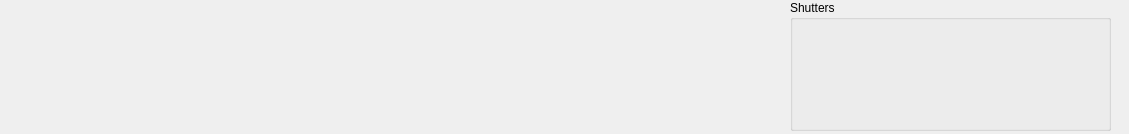
Before: the Qt Designer form isstools/ui/ui_beamline_status.ui in NSLS-II-ISS/isstools, drawn with Qt 5.
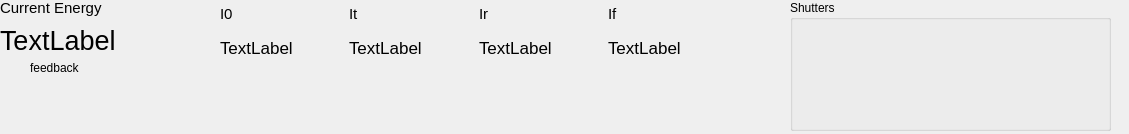
After: the same form once the commit is applied.

Commit message: Add energy and detector readout to XLive

Diff of the .ui file:
```diff
--- a/isstools/ui/ui_beamline_status.ui
+++ b/isstools/ui/ui_beamline_status.ui
@@ -65,6 +65,183 @@
     </item>
    </layout>
   </widget>
+  <widget class="QLabel" name="label">
+   <property name="geometry">
+    <rect>
+     <x>0</x>
+     <y>0</y>
+     <width>131</width>
+     <height>16</height>
+    </rect>
+   </property>
+   <property name="font">
+    <font>
+     <pointsize>11</pointsize>
+    </font>
+   </property>
+   <property name="text">
+    <string>Current Energy</string>
+   </property>
+  </widget>
+  <widget class="QLabel" name="label_current_energy">
+   <property name="geometry">
+    <rect>
+     <x>0</x>
+     <y>20</y>
+     <width>221</width>
+     <height>41</height>
+    </rect>
+   </property>
+   <property name="font">
+    <font>
+     <pointsize>20</pointsize>
+    </font>
+   </property>
+   <property name="text">
+    <string>TextLabel</string>
+   </property>
+  </widget>
+  <widget class="QLabel" name="label_hhm_feedback_indicator">
+   <property name="geometry">
+    <rect>
+     <x>0</x>
+     <y>60</y>
+     <width>21</width>
+     <height>21</height>
+    </rect>
+   </property>
+   <property name="text">
+    <string/>
+   </property>
+  </widget>
+  <widget class="QLabel" name="label_2">
+   <property name="geometry">
+    <rect>
+     <x>30</x>
+     <y>60</y>
+     <width>111</width>
+     <height>16</height>
+    </rect>
+   </property>
+   <property name="text">
+    <string>feedback</string>
+   </property>
+  </widget>
+  <widget class="QWidget" name="gridLayoutWidget">
+   <property name="geometry">
+    <rect>
+     <x>220</x>
+     <y>0</y>
+     <width>511</width>
+     <height>61</height>
+    </rect>
+   </property>
+   <layout class="QGridLayout" name="gridLayout">
+    <item row="0" column="0">
+     <widget class="QLabel" name="label_i0">
+      <property name="font">
+       <font>
+        <pointsize>11</pointsize>
+       </font>
+      </property>
+      <property name="text">
+       <string>I0</string>
+      </property>
+     </widget>
+    </item>
+    <item row="0" column="1">
+     <widget class="QLabel" name="label_it">
+      <property name="font">
+       <font>
+        <pointsize>11</pointsize>
+       </font>
+      </property>
+      <property name="text">
+       <string>It</string>
+      </property>
+     </widget>
+    </item>
+    <item row="0" column="3">
+     <widget class="QLabel" name="label_if">
+      <property name="font">
+       <font>
+        <pointsize>11</pointsize>
+       </font>
+      </property>
+      <property name="text">
+       <string>If</string>
+      </property>
+     </widget>
+    </item>
+    <item row="0" column="2">
+     <widget class="QLabel" name="label_ir">
+      <property name="font">
+       <font>
+        <pointsize>11</pointsize>
+       </font>
+      </property>
+      <property name="text">
+       <string>Ir</string>
+      </property>
+     </widget>
+    </item>
+    <item row="1" column="0">
+     <widget class="QLabel" name="label_i0_current">
+      <property name="font">
+       <font>
+        <pointsize>13</pointsize>
+       </font>
+      </property>
+      <property name="text">
+       <string>TextLabel</string>
+      </property>
+     </widget>
+    </item>
+    <item row="1" column="1">
+     <widget class="QLabel" name="label_it_current">
+      <property name="font">
+       <font>
+        <pointsize>13</pointsize>
+       </font>
+      </property>
+      <property name="text">
+       <string>TextLabel</string>
+      </property>
+     </widget>
+    </item>
+    <item row="1" column="2">
+     <widget class="QLabel" name="label_ir_current">
+      <property name="font">
+       <font>
+        <pointsize>13</pointsize>
+       </font>
+      </property>
+      <property name="text">
+       <string>TextLabel</string>
+      </property>
+     </widget>
+    </item>
+    <item row="1" column="3">
+     <widget class="QLabel" name="label_if_current">
+      <property name="font">
+       <font>
+        <pointsize>13</pointsize>
+       </font>
+      </property>
+      <property name="text">
+       <string>TextLabel</string>
+      </property>
+     </widget>
+    </item>
+   </layout>
+  </widget>
+  <zorder>groupBox_shutters</zorder>
+  <zorder>label</zorder>
+  <zorder>label_current_energy</zorder>
+  <zorder>label_hhm_feedback_indicator</zorder>
+  <zorder>label_2</zorder>
+  <zorder>gridLayoutWidget</zorder>
+  <zorder>label_i0</zorder>
  </widget>
  <resources/>
  <connections/>
```
The commit also changes 2 other files.
